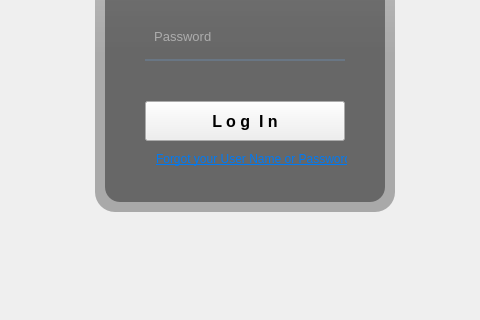
IVAndreev21/YRT, file forms/login.ui: the form before one commit; both pictures show x 335 to 815 and y 219 to 539 of the 1280 by 720 pixel window.
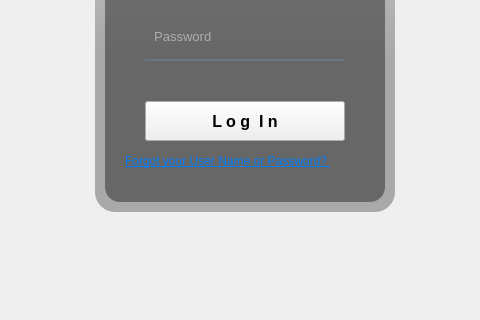
The form after the commit. Icons and pictures are not drawn.

Patch:
```diff
--- a/forms/login.ui
+++ b/forms/login.ui
@@ -202,9 +202,9 @@
    <widget class="QLabel" name="ForgotenPassword_LA">
     <property name="geometry">
      <rect>
-      <x>91</x>
-      <y>358</y>
-      <width>191</width>
+      <x>60</x>
+      <y>360</y>
+      <width>231</width>
       <height>21</height>
      </rect>
     </property>
```
